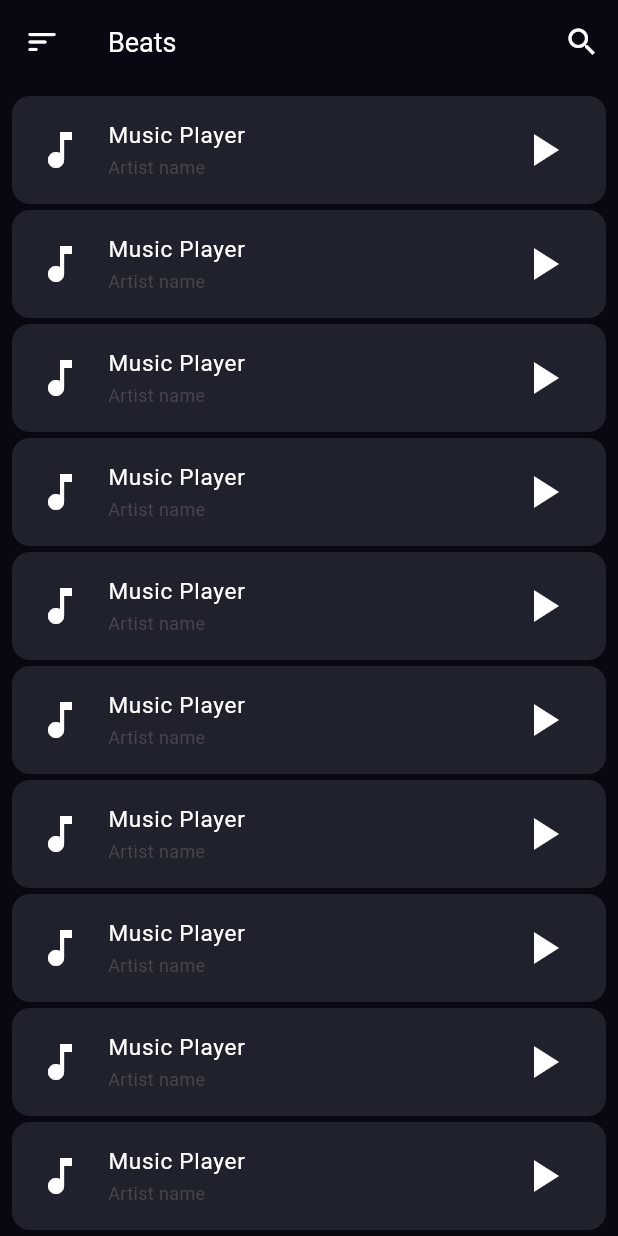
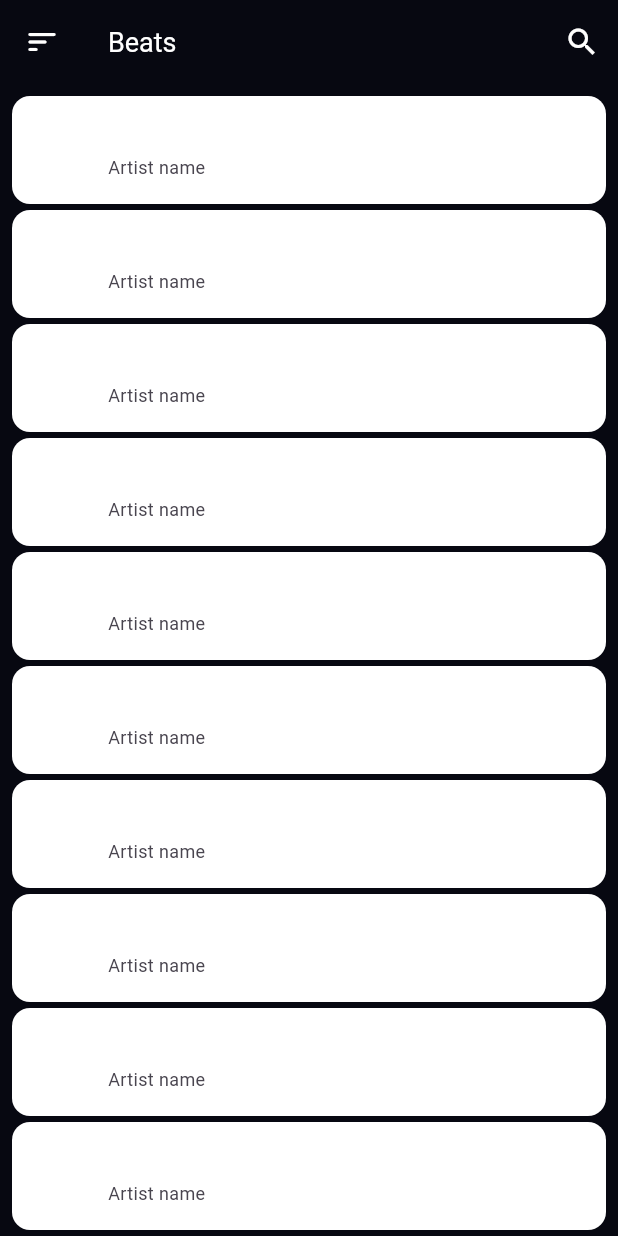
Before and after one commit to shayanalvi/Music-player, a Flutter app: the screen it shows after launch, on a phone screen of 412 x 824 dp. Run offline on Flutter 3.47's test engine with Material 3 defaults, Android fonts, the phone set to English and light mode, and no system bars; our stand-ins replace get; Roboto replaces fonts that are missing (bold, regular).

Commit message:
Your commit message here

```diff
--- a/lib/views/home.dart
+++ b/lib/views/home.dart
@@ -36,7 +36,7 @@ class Home extends StatelessWidget {
               // decoration: BoxDecoration(borderRadius: BorderRadius.circular(12)),
               child: ListTile(
                 shape: RoundedRectangleBorder(borderRadius: BorderRadius.circular(12)),
-                tileColor: bgColor,
+                tileColor: whiteColor,
                 title: Text(
                   "Music Player",
                   style: TextStyle(
```
